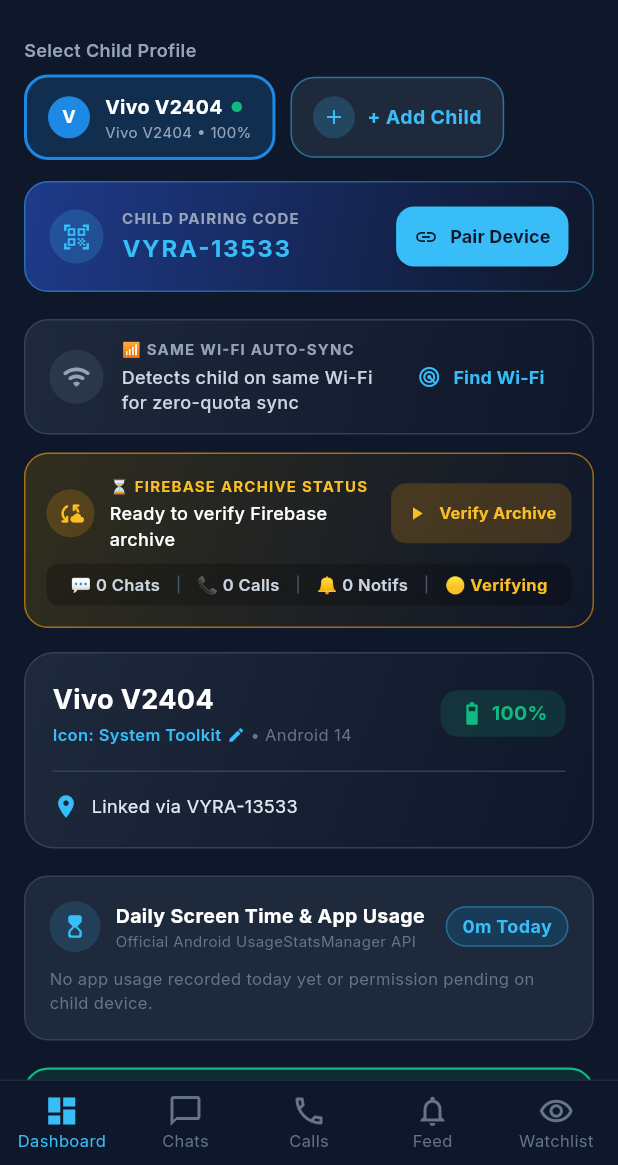
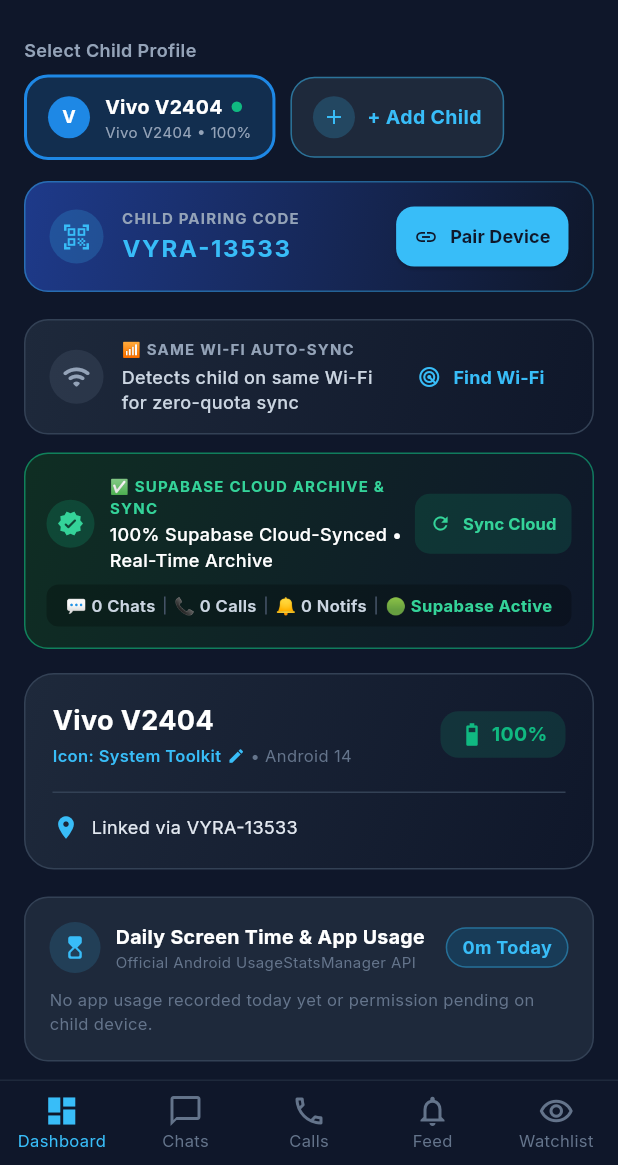
Before and after one commit to ayushbh54/vyra-kp, a Flutter app: the screen it shows after launch, on a phone screen of 412 x 824 dp, the part 71-1236 px from its top. Run offline on Flutter 3.47's test engine with Material 3 defaults, Android fonts, the phone set to English and light mode, and no system bars; our stand-ins replace audioplayers, google_fonts, shared_preferences.

Commit message:
refactor(parent): completely remove Firebase and Firestore dependencies and configs

```diff
--- a/vyra_p/lib/main.dart
+++ b/vyra_p/lib/main.dart
@@ -1,4 +1,3 @@
-import 'package:firebase_core/firebase_core.dart';
 import 'package:flutter/material.dart';
 import 'package:google_fonts/google_fonts.dart';
 import 'package:provider/provider.dart';
@@ -7,11 +6,6 @@ import 'screens/main_navigation_shell.dart';
 
 void main() async {
   WidgetsFlutterBinding.ensureInitialized();
-  try {
-    await Firebase.initializeApp();
-  } catch (e) {
-    debugPrint("Firebase initialization note: $e (using local reactive state)");
-  }
   runApp(const VyraParentApp());
 }
 
--- a/vyra_p/lib/screens/dashboard_screen.dart
+++ b/vyra_p/lib/screens/dashboard_screen.dart
@@ -383,22 +383,18 @@ class DashboardScreen extends StatelessWidget {
 
             const SizedBox(height: 12),
 
-            // 📦 Firebase Data Migration & Verification Status Card
+            // ☁️ Supabase Cloud Archive & Real-Time Sync Status Card
             Container(
               padding: const EdgeInsets.all(14),
               decoration: BoxDecoration(
-                gradient: LinearGradient(
-                  colors: provider.isFirebaseMigrationComplete
-                      ? [const Color(0xFF0F2E23), const Color(0xFF0F172A)]
-                      : [const Color(0xFF312E1E), const Color(0xFF0F172A)],
+                gradient: const LinearGradient(
+                  colors: [Color(0xFF0F2E23), Color(0xFF0F172A)],
                   begin: Alignment.topLeft,
                   end: Alignment.bottomRight,
                 ),
                 borderRadius: BorderRadius.circular(16),
                 border: Border.all(
-                  color: provider.isFirebaseMigrationComplete
-                      ? const Color(0xFF10B981).withValues(alpha: 0.6)
-                      : const Color(0xFFF59E0B).withValues(alpha: 0.6),
+                  color: const Color(0xFF10B981).withValues(alpha: 0.6),
                 ),
               ),
               child: Column(
@@ -409,43 +405,33 @@ class DashboardScreen extends StatelessWidget {
                       Container(
                         padding: const EdgeInsets.all(7),
                         decoration: BoxDecoration(
-                          color: provider.isFirebaseMigrationComplete
-                              ? const Color(0xFF10B981).withValues(alpha: 0.2)
-                              : const Color(0xFFF59E0B).withValues(alpha: 0.2),
+                          color: const Color(0xFF10B981).withValues(alpha: 0.2),
                           shape: BoxShape.circle,
                         ),
-                        child: Icon(
-                          provider.isFirebaseMigrationComplete
-                              ? Icons.verified_rounded
-                              : Icons.cloud_sync_rounded,
-                          color: provider.isFirebaseMigrationComplete
-                              ? const Color(0xFF34D399)
-                              : const Color(0xFFFBBF24),
+                        child: const Icon(
+                          Icons.verified_rounded,
+                          color: Color(0xFF34D399),
                           size: 18,
                         ),
                       ),
                       const SizedBox(width: 10),
-                      Expanded(
+                      const Expanded(
                         child: Column(
                           crossAxisAlignment: CrossAxisAlignment.start,
                           children: [
                             Text(
-                              provider.isFirebaseMigrationComplete
-                                  ? '✅ ALL FIREBASE DATA VERIFIED & SECURED'
-                                  : '⏳ FIREBASE ARCHIVE STATUS',
+                              '✅ SUPABASE CLOUD ARCHIVE & SYNC',
                               style: TextStyle(
-                                color: provider.isFirebaseMigrationComplete
-                                    ? const Color(0xFF34D399)
-                                    : const Color(0xFFFBBF24),
+                                color: Color(0xFF34D399),
                                 fontSize: 10,
                                 fontWeight: FontWeight.bold,
                                 letterSpacing: 0.8,
                               ),
                             ),
-                            const SizedBox(height: 2),
+                            SizedBox(height: 2),
                             Text(
-                              provider.firebaseMigrationStatusMessage,
-                              style: const TextStyle(
+                              '100% Supabase Cloud-Synced • Real-Time Archive',
+                              style: TextStyle(
                                 color: Colors.white,
                                 fontSize: 12,
                                 fontWeight: FontWeight.w500,
@@ -456,39 +442,31 @@ class DashboardScreen extends StatelessWidget {
                       ),
                       const SizedBox(width: 8),
                       TextButton.icon(
-                        onPressed: provider.isCheckingFirebaseMigration
+                        onPressed: provider.isSupabaseSyncing
                             ? null
-                            : () => provider.verifyAndImportFirebaseArchive(),
+                            : () => provider.syncFromSupabase(),
                         style: TextButton.styleFrom(
                           padding: const EdgeInsets.symmetric(horizontal: 10, vertical: 6),
-                          backgroundColor: provider.isFirebaseMigrationComplete
-                              ? const Color(0xFF10B981).withValues(alpha: 0.15)
-                              : const Color(0xFFF59E0B).withValues(alpha: 0.2),
+                          backgroundColor: const Color(0xFF10B981).withValues(alpha: 0.15),
                           shape: RoundedRectangleBorder(borderRadius: BorderRadius.circular(10)),
                         ),
-                        icon: provider.isCheckingFirebaseMigration
+                        icon: provider.isSupabaseSyncing
                             ? const SizedBox(
                                 width: 12,
                                 height: 12,
-                                child: CircularProgressIndicator(strokeWidth: 2, color: Color(0xFF38BDF8)),
+                                child: CircularProgressIndicator(strokeWidth: 2, color: Color(0xFF34D399)),
                               )
-                            : Icon(
-                                provider.isFirebaseMigrationComplete ? Icons.refresh : Icons.play_arrow,
+                            : const Icon(
+                                Icons.refresh,
                                 size: 14,
-                                color: provider.isFirebaseMigrationComplete
-                                    ? const Color(0xFF34D399)
-                                    : const Color(0xFFFBBF24),
+                                color: Color(0xFF34D399),
                               ),
                         label: Text(
-                          provider.isCheckingFirebaseMigration
-                              ? 'Checking...'
-                              : (provider.isFirebaseMigrationComplete ? 'Re-Verify' : 'Verify Archive'),
-                          style: TextStyle(
+                          provider.isSupabaseSyncing ? 'Syncing...' : 'Sync Cloud',
+                          style: const TextStyle(
                             fontSize: 11,
                             fontWeight: FontWeight.bold,
-                            color: provider.isFirebaseMigrationComplete
-                                ? const Color(0xFF34D399)
-                                : const Color(0xFFFBBF24),
+                            color: Color(0xFF34D399),
                           ),
                         ),
                       ),
@@ -519,10 +497,10 @@ class DashboardScreen extends StatelessWidget {
                           style: const TextStyle(color: Color(0xFFCBD5E1), fontSize: 11, fontWeight: FontWeight.w600),
                         ),
                         Container(width: 1, height: 12, color: const Color(0xFF475569)),
-                        Text(
-                          provider.isFirebaseMigrationComplete ? '🟢 Supabase Active' : '🟡 Verifying',
+                        const Text(
+                          '🟢 Supabase Active',
                           style: TextStyle(
-                            color: provider.isFirebaseMigrationComplete ? const Color(0xFF34D399) : const Color(0xFFFBBF24),
+                            color: Color(0xFF34D399),
                             fontSize: 11,
                             fontWeight: FontWeight.bold,
                           ),
--- a/vyra_p/pubspec.yaml
+++ b/vyra_p/pubspec.yaml
@@ -37,9 +37,6 @@ dependencies:
   provider: ^6.1.2
   intl: ^0.19.0
   google_fonts: ^6.2.1
-  firebase_core: ^3.8.1
-  cloud_firestore: ^5.6.0
-  firebase_storage: ^12.3.7
   audioplayers: ^6.8.1
   shared_preferences: ^2.3.2
 
```
Also changed, not shown: vyra_p/lib/providers/parent_dashboard_provider.dart (+4 -271 lines), vyra_p/pubspec.lock, 10 other files.
